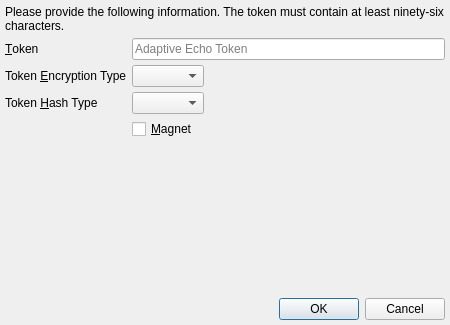
textbrowser/spot-on, file branches/trunk/UI/spot-on-adaptive-echo-prompt.ui: the form before one commit.
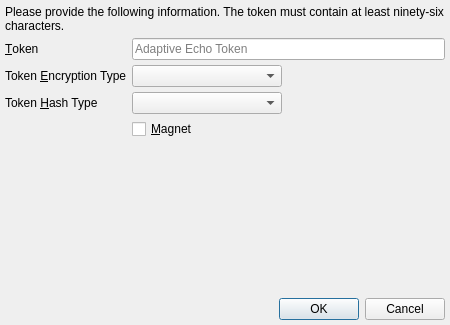
The form after the commit. Icons and pictures are not drawn.

Commit message: Minimum contents lengths.

Diff of the .ui file:
```diff
--- a/branches/trunk/UI/spot-on-adaptive-echo-prompt.ui
+++ b/branches/trunk/UI/spot-on-adaptive-echo-prompt.ui
@@ -82,6 +82,9 @@
          <property name="sizeAdjustPolicy">
           <enum>QComboBox::AdjustToContents</enum>
          </property>
+         <property name="minimumContentsLength">
+          <number>15</number>
+         </property>
         </widget>
        </item>
        <item>
@@ -109,6 +112,9 @@
          <property name="sizeAdjustPolicy">
           <enum>QComboBox::AdjustToContents</enum>
          </property>
+         <property name="minimumContentsLength">
+          <number>15</number>
+         </property>
         </widget>
        </item>
        <item>
```
The commit also changes 10 other files.
